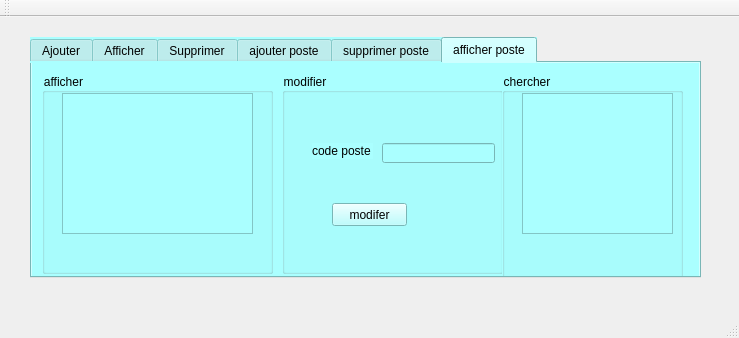
Old version of the form Atelier_Crud_Vf/mainwindow.ui in the repository chedibedhiafi/Smart-Delivery-Company.
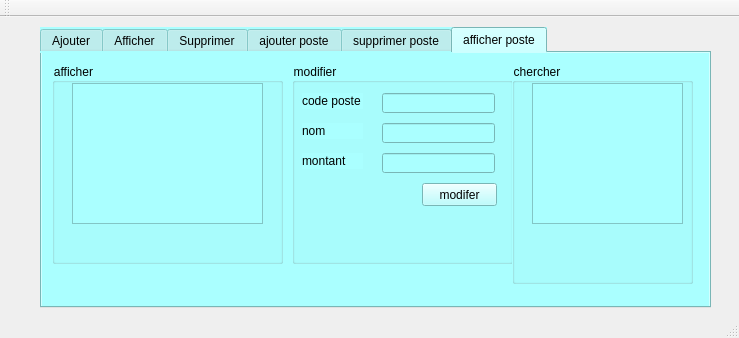
New version of the form. The open tabs and pages were chosen to show the change. Icons and pictures are not drawn.

```diff
--- a/Atelier_Crud_Vf/mainwindow.ui
+++ b/Atelier_Crud_Vf/mainwindow.ui
@@ -17,10 +17,10 @@
    <widget class="QTabWidget" name="tabWidget">
     <property name="geometry">
      <rect>
-      <x>30</x>
-      <y>20</y>
+      <x>40</x>
+      <y>10</y>
       <width>671</width>
-      <height>241</height>
+      <height>281</height>
      </rect>
     </property>
     <property name="styleSheet">
@@ -556,8 +556,8 @@
       <widget class="QLabel" name="label_12">
        <property name="geometry">
         <rect>
-         <x>30</x>
-         <y>70</y>
+         <x>10</x>
+         <y>30</y>
          <width>61</width>
          <height>16</height>
         </rect>
@@ -569,8 +569,8 @@
       <widget class="QLineEdit" name="lineEdit_5">
        <property name="geometry">
         <rect>
-         <x>100</x>
-         <y>70</y>
+         <x>90</x>
+         <y>30</y>
          <width>113</width>
          <height>20</height>
         </rect>
@@ -579,8 +579,8 @@
       <widget class="QPushButton" name="pushButton_3">
        <property name="geometry">
         <rect>
-         <x>50</x>
-         <y>130</y>
+         <x>130</x>
+         <y>120</y>
          <width>75</width>
          <height>23</height>
         </rect>
@@ -589,6 +589,52 @@
         <string>modifer</string>
        </property>
       </widget>
+      <widget class="QLineEdit" name="lineEdit_6">
+       <property name="geometry">
+        <rect>
+         <x>90</x>
+         <y>90</y>
+         <width>113</width>
+         <height>20</height>
+        </rect>
+       </property>
+      </widget>
+      <widget class="QLineEdit" name="lineEdit_7">
+       <property name="geometry">
+        <rect>
+         <x>90</x>
+         <y>60</y>
+         <width>113</width>
+         <height>20</height>
+        </rect>
+       </property>
+      </widget>
+      <widget class="QLabel" name="label_17">
+       <property name="geometry">
+        <rect>
+         <x>10</x>
+         <y>60</y>
+         <width>61</width>
+         <height>16</height>
+        </rect>
+       </property>
+       <property name="text">
+        <string>nom</string>
+       </property>
+      </widget>
+      <widget class="QLabel" name="label_18">
+       <property name="geometry">
+        <rect>
+         <x>10</x>
+         <y>90</y>
+         <width>61</width>
+         <height>16</height>
+        </rect>
+       </property>
+       <property name="text">
+        <string>montant</string>
+       </property>
+      </widget>
      </widget>
      <widget class="QGroupBox" name="groupBox_5">
       <property name="geometry">
```
Left out of the diff: 54 changed lines with no effect on the pictures.
